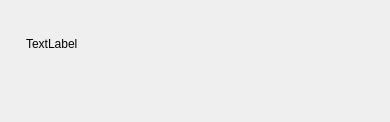
The window that src/cpp/desktop/DesktopUpdateAvailableDialog.ui (rstudio/rstudio) describes before a commit, drawn with Qt 5.
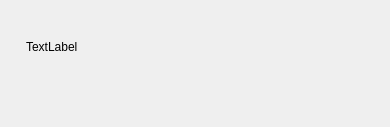
The same window after the commit. Icons and pictures are not drawn.

Commit message: dismiss update dialog if it's visible when showing a message box

The edit to the form file:
```diff
--- a/src/cpp/desktop/DesktopUpdateAvailableDialog.ui
+++ b/src/cpp/desktop/DesktopUpdateAvailableDialog.ui
@@ -7,7 +7,7 @@
     <x>0</x>
     <y>0</y>
     <width>390</width>
-    <height>122</height>
+    <height>127</height>
    </rect>
   </property>
   <property name="windowTitle">
```
Left out of the diff: 3 changed lines with no effect on the pictures. The commit also changes 1 other file.
